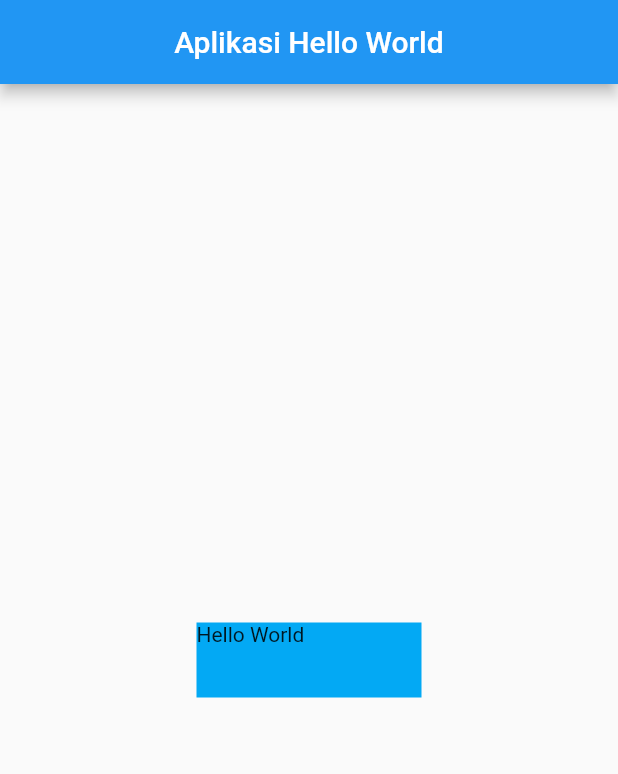
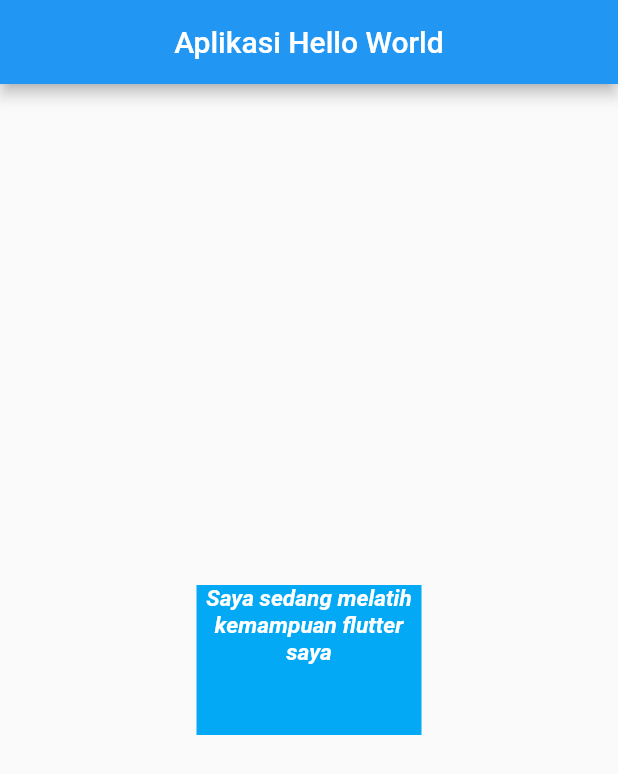
Before and after one commit to yosadade/fundamentals_flutter, a Flutter app: the screen it shows after launch, on a phone screen of 412 x 824 dp. Shown: the top 774 px of the screen. Run offline on Flutter 3.47's test engine with Material 2 defaults, Android fonts, the phone set to English and light mode, and no system bars.

Commit message:
widget text

```diff
--- a/lib/main.dart
+++ b/lib/main.dart
@@ -9,8 +9,21 @@ class MyApp extends StatelessWidget {
   Widget build(BuildContext context) {
     return MaterialApp(
       home: Scaffold(
-        appBar: AppBar(title: Center(child: Text("Aplikasi Hello World")),),
-        body: Center(child: Container( color: Colors.lightBlue, width: 150, height: 50, child: Text("Hello World"))),
+        appBar: AppBar(
+          title: Center(child: Text("Aplikasi Hello World")),
+        ),
+        body: Center(
+            child: Container(
+                color: Colors.lightBlue,
+                width: 150,
+                height: 100,
+                child: Text("Saya sedang melatih kemampuan flutter saya",
+                    textAlign: TextAlign.center,
+                    style: TextStyle(
+                        color: Colors.white,
+                        fontStyle: FontStyle.italic,
+                        fontWeight: FontWeight.bold,
+                        fontSize: 15)))),
       ),
     );
   }
```
